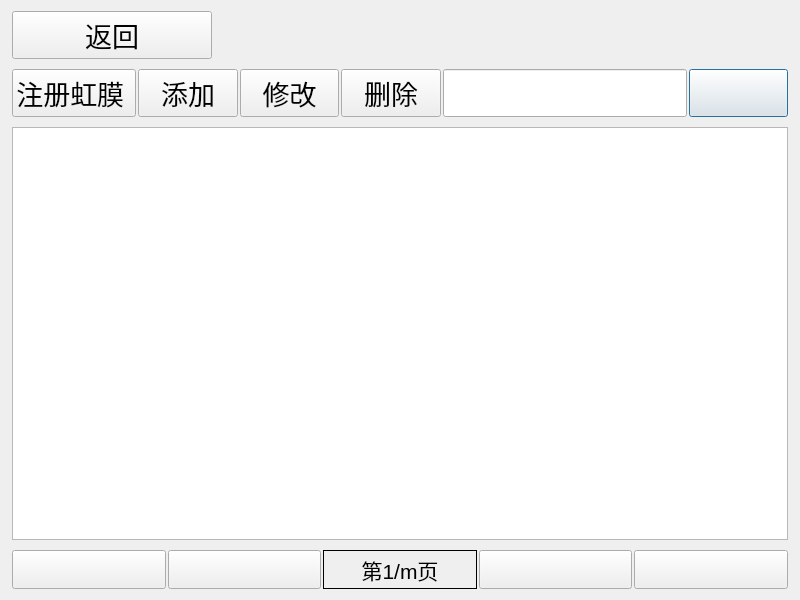
Before: the Qt Designer form tx2_iris/personmanage.ui in iuytr09/tx2_iris, drawn with Qt 5.
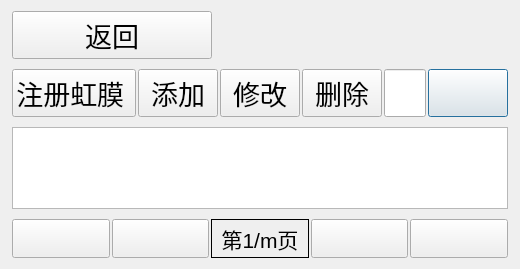
After: the same form once the commit is applied. Icons and pictures are not drawn.

```diff
--- a/tx2_iris/personmanage.ui
+++ b/tx2_iris/personmanage.ui
@@ -6,8 +6,8 @@
    <rect>
     <x>0</x>
     <y>0</y>
-    <width>800</width>
-    <height>600</height>
+    <width>497</width>
+    <height>269</height>
    </rect>
   </property>
   <property name="sizePolicy">
```
